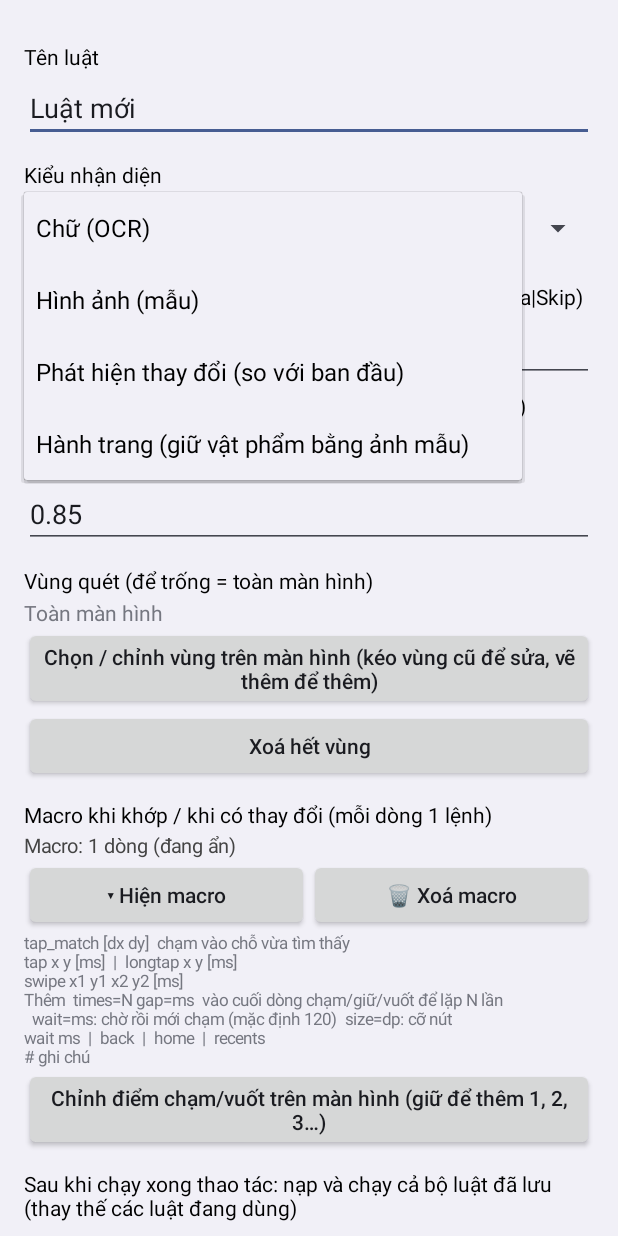
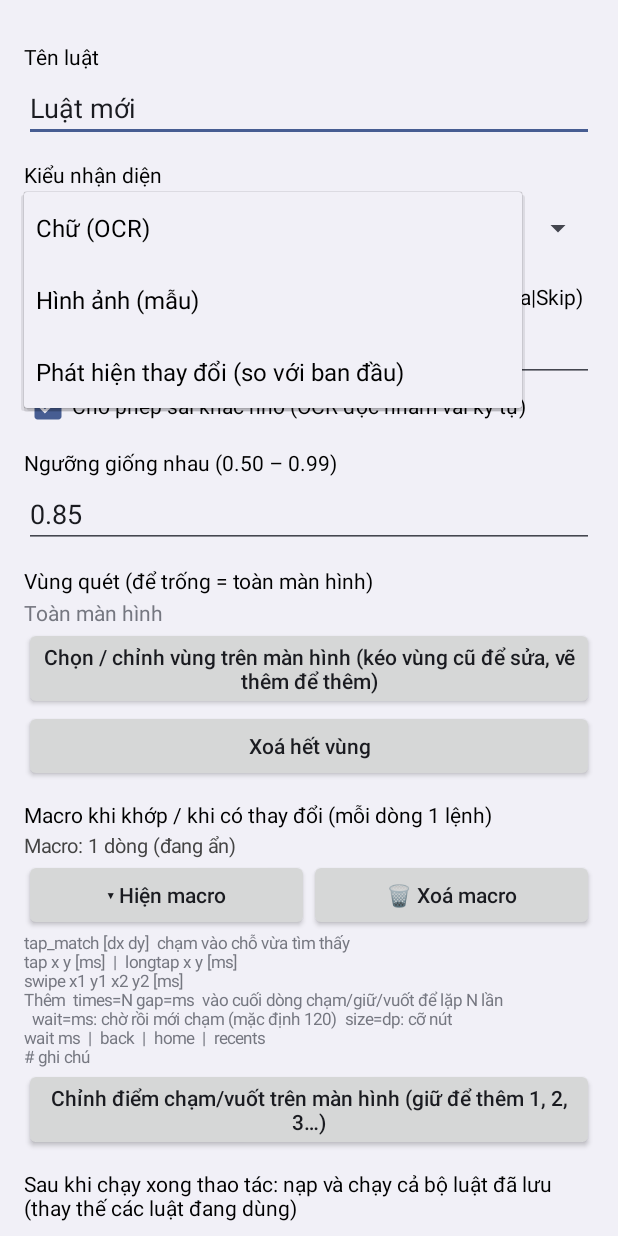
Before and after one commit to THQuan1989/Docmanhinh2.0, an Android app: the RuleEditActivity screen opened directly, with no data from a screen before it, after a tap on "Chữ (OCR)", on a phone screen of 412 x 824 dp. Run offline under Robolectric (Android 15) with nearby library versions, the phone set to English and light mode, and no system bars.

Commit message:
Them ma nguon

```diff
--- a/app/src/main/java/com/example/screenwatcher/AutoClickService.kt
+++ b/app/src/main/java/com/example/screenwatcher/AutoClickService.kt
@@ -167,9 +167,6 @@ private class FlashView(
  *   vd: swipe 540 1600 540 600 300 times=5 gap=400
  */
 object Macro {
-    /** Trạng thái quét hành trang gần nhất để hiển thị trong nhật ký. */
-    @Volatile var inventoryStatus: String = ""
-
     private suspend fun repeatAction(times: Int, gap: Long, f: suspend (Int) -> Unit) {
         for (i in 0 until times) {
             if (!AppState.monitoring) return
--- a/app/src/main/java/com/example/screenwatcher/RuleEditActivity.kt
+++ b/app/src/main/java/com/example/screenwatcher/RuleEditActivity.kt
@@ -39,11 +39,6 @@ class RuleEditActivity : Activity() {
     private lateinit var imageGroup: LinearLayout
     private lateinit var changeGroup: LinearLayout
     private lateinit var thrGroup: LinearLayout
-    private lateinit var thrLabel: TextView
-    private lateinit var inventoryGroup: LinearLayout
-    private lateinit var invMaxEt: EditText
-    private lateinit var invSettleEt: EditText
-    private lateinit var invDryCb: CheckBox
     private lateinit var changeMode: Spinner
     private lateinit var diffThr: EditText
     private lateinit var baseTv: TextView
@@ -78,9 +73,9 @@ class RuleEditActivity : Activity() {
         type = Spinner(this).apply {
             adapter = ArrayAdapter(
                 this@RuleEditActivity, android.R.layout.simple_spinner_dropdown_item,
-                listOf("Chữ (OCR)", "Hình ảnh (mẫu)", "Phát hiện thay đổi (so với ban đầu)", "Hành trang (giữ vật phẩm bằng ảnh mẫu)"),
+                listOf("Chữ (OCR)", "Hình ảnh (mẫu)", "Phát hiện thay đổi (so với ban đầu)"),
             )
-            setSelection(when (rule.type) { Rule.TEXT -> 0; Rule.IMAGE -> 1; Rule.INVENTORY -> 3; else -> 2 })
+            setSelection(when (rule.type) { Rule.TEXT -> 0; Rule.IMAGE -> 1; else -> 2 })
             onItemSelectedListener = object : AdapterView.OnItemSelectedListener {
                 override fun onItemSelected(p: AdapterView<*>?, v: View?, pos: Int, id: Long) = toggleGroups()
                 override fun onNothingSelected(p: AdapterView<*>?) {}
@@ -144,54 +139,8 @@ class RuleEditActivity : Activity() {
         })
         root.addView(changeGroup)
 
-        // --- nhóm nhận diện hành trang ---
-        inventoryGroup = LinearLayout(this).apply { orientation = LinearLayout.VERTICAL }
-        // --- Inventory Protector ---
-        inventoryGroup.addView(TextView(this).apply {
-            text = "🛡 Bộ nhận diện hành trang riêng: ảnh mẫu đã chọn sẽ được giữ lại; các ô còn lại được xử lý tuần tự."
-            setTextColor(Color.BLACK); setPadding(0, dp(4), 0, dp(4))
-        })
-        inventoryGroup.addView(label("Hãy khoanh vùng lưới hành trang trước. Ảnh mẫu GIỮ được chọn trực tiếp trên màn hình; các ô còn lại trong vùng sẽ vào hàng đợi JOB."))
-        inventoryGroup.addView(btn("👆 Chọn vật GIỮ NGUYÊN trên màn hình (quét sau 4 giây)") {
-            collect(); RuleStore.upsert(this, rule)
-            when {
-                rule.regions.isEmpty() ->
-                    AppToast.show(this, "Hãy khoanh vùng hành trang trước (chỉ bao các ô vật phẩm)", Toast.LENGTH_LONG)
-                !AppState.projectionReady ->
-                    AppToast.show(this, "Hãy cấp quyền chụp màn hình ở màn hình chính trước", Toast.LENGTH_LONG)
-                else -> {
-                    AppToast.show(this, "Chuyển sang màn hình hành trang trong 4 giây…", Toast.LENGTH_LONG)
-                    startService(
-                        Intent(this, CaptureService::class.java).setAction(CaptureService.A_PICK_ITEMS).putExtra("id", rule.id),
-                    )
-                }
-            }
-        })
-        invMaxEt = EditText(this).apply { inputType = InputType.TYPE_CLASS_NUMBER; setText(rule.invMaxJobs.toString()) }
-        inventoryGroup.addView(label("Tối đa bao nhiêu JOB mỗi lần chạy"))
-        inventoryGroup.addView(invMaxEt)
-        invSettleEt = EditText(this).apply { inputType = InputType.TYPE_CLASS_NUMBER; setText(rule.invSettleMs.toString()) }
-        inventoryGroup.addView(label("Nghỉ sau mỗi JOB (ms) để màn hình cập nhật rồi quét lại"))
-        inventoryGroup.addView(invSettleEt)
-        invDryCb = CheckBox(this).apply {
-            text = "Chạy thử: chỉ ghi hàng đợi vào nhật ký, KHÔNG chạm (bỏ chọn khi đã kiểm tra kỹ)"
-            isChecked = rule.invDry
-        }
-        inventoryGroup.addView(invDryCb)
-        inventoryGroup.addView(TextView(this).apply {
-            textSize = 11f
-            text = "Macro của luật chạy cho TỪNG ô trong hàng đợi, tap_match chạm đúng tâm ô đó. Ví dụ: tap_match, wait 400, " +
-                "tap <nút Bán>, wait 400, tap <nút Xác nhận>. Hãy kiểm tra nhật ký ở chế độ chạy thử trước khi bật thao tác thật."
-        })
-        inventoryGroup.addView(TextView(this).apply {
-            textSize = 11f
-            text = "Bộ nhận diện hành trang dùng so khớp ảnh mẫu tích hợp, chạy hoàn toàn offline. Vùng quét nên bao sát lưới hành trang; kích thước ô mặc định 64dp. Hãy chạy thử trước khi bỏ chế độ chạy thử."
-        })
-        root.addView(inventoryGroup)
-
         thrGroup = LinearLayout(this).apply { orientation = LinearLayout.VERTICAL }
-        thrLabel = label("Ngưỡng giống nhau (0.50 – 0.99)")
-        thrGroup.addView(thrLabel)
+        thrGroup.addView(label("Ngưỡng giống nhau (0.50 – 0.99)"))
         thr = EditText(this).apply {
             inputType = InputType.TYPE_CLASS_NUMBER or InputType.TYPE_NUMBER_FLAG_DECIMAL
             setText(rule.threshold.toString())
@@ -324,7 +273,6 @@ class RuleEditActivity : Activity() {
     override fun onResume() {
         super.onResume()
         if (::baseTv.isInitialized) refreshBase()
-        // chọn vật giữ nguyên trên màn hình ghi kết quả vào luật đã lưu: nạp lại vào ô nhập
     }
 
     private fun refreshBase() {
@@ -342,9 +290,7 @@ class RuleEditActivity : Activity() {
         textGroup.visibility = if (pos == 0) View.VISIBLE else View.GONE
         imageGroup.visibility = if (pos == 1) View.VISIBLE else View.GONE
         changeGroup.visibility = if (pos == 2) View.VISIBLE else View.GONE
-        thrGroup.visibility = if (pos == 2 || pos == 3) View.GONE else View.VISIBLE
-        inventoryGroup.visibility = if (pos == 3) View.VISIBLE else View.GONE
-        thrLabel.text = "Ngưỡng giống nhau (0.50 – 0.99)"
+        thrGroup.visibility = if (pos == 2) View.GONE else View.VISIBLE
     }
 
     private fun refreshRegions() {
@@ -359,10 +305,7 @@ class RuleEditActivity : Activity() {
 
     private fun collect() {
         rule.name = name.text.toString().ifBlank { "Luật" }
-        rule.type = when (type.selectedItemPosition) { 0 -> Rule.TEXT; 1 -> Rule.IMAGE; 3 -> Rule.INVENTORY; else -> Rule.CHANGE }
-        rule.invMaxJobs = (invMaxEt.text.toString().toIntOrNull() ?: 30).coerceIn(1, 500)
-        rule.invSettleMs = (invSettleEt.text.toString().toLongOrNull() ?: 700L).coerceIn(100L, 10_000L)
-        rule.invDry = invDryCb.isChecked
+        rule.type = when (type.selectedItemPosition) { 0 -> Rule.TEXT; 1 -> Rule.IMAGE; else -> Rule.CHANGE }
         rule.changeMode = if (changeMode.selectedItemPosition == 1) Rule.CH_TEXT else Rule.CH_IMAGE
         rule.diffThreshold = (diffThr.text.toString().toDoubleOrNull() ?: 0.10).coerceIn(0.01, 1.0)
         rule.text = text.text.toString()
```
Also changed, not shown: app/build.gradle.kts (+3 -4 lines), app/src/main/java/com/example/screenwatcher/CaptureService.kt (+5 -129 lines), app/src/main/java/com/example/screenwatcher/Models.kt (+3 -15 lines), app/src/main/java/com/example/screenwatcher/ProfileBackup.kt (+2 -6 lines), app/src/main/java/com/example/screenwatcher/Profiles.kt (+1 -8 lines), 2 other files.
